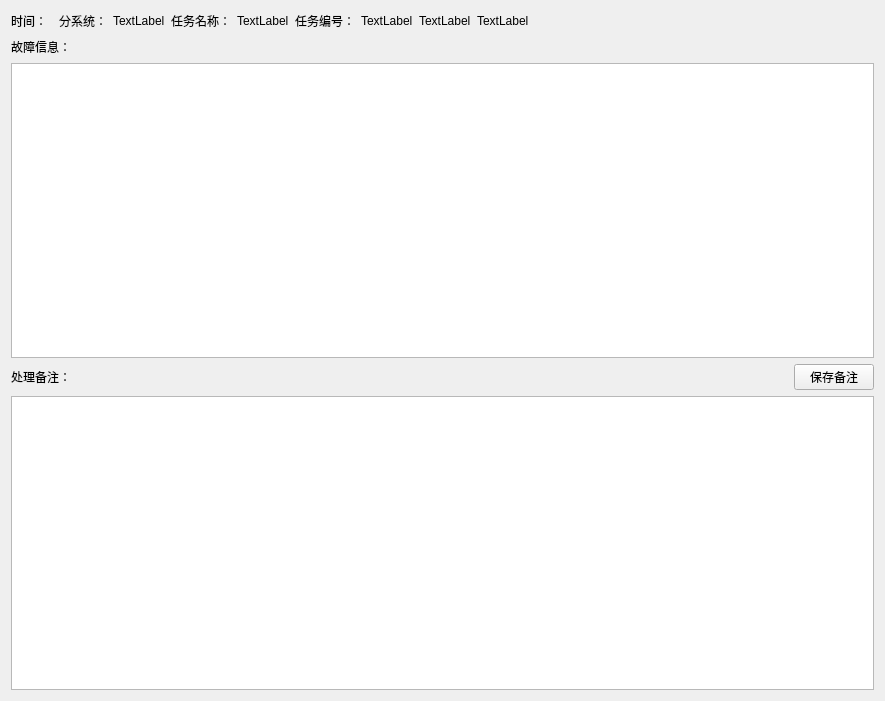
The window that MDS_DevelopWork/src/UserPlugins/ReportTablePlugin/ViewDetailDialog.ui (fucked777/znsd) describes before a commit, drawn with Qt 5.
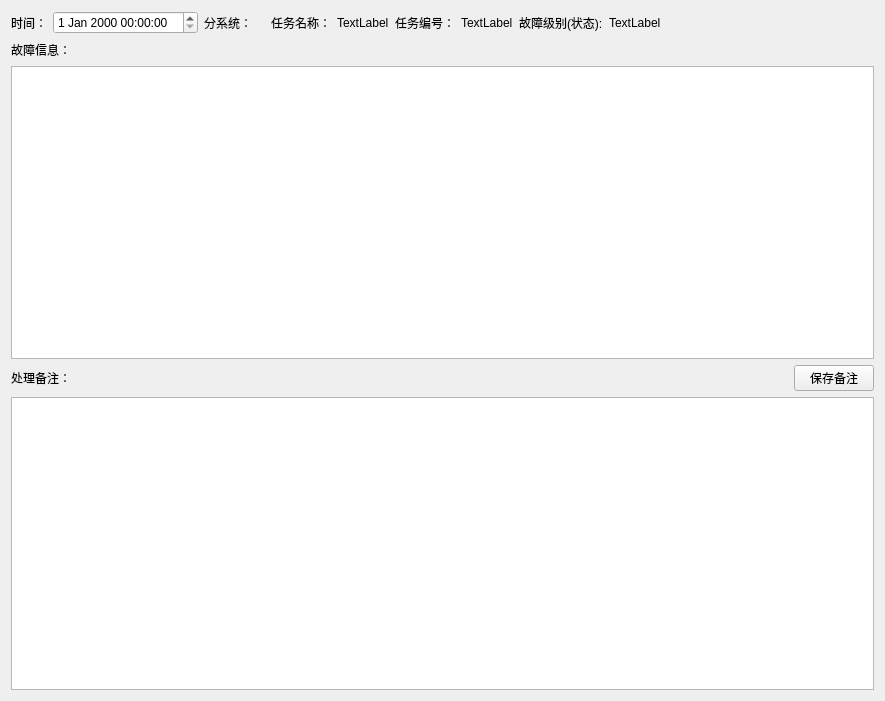
The same window after the commit.

What changed in the file:
```diff
--- a/MDS_DevelopWork/src/UserPlugins/ReportTablePlugin/ViewDetailDialog.ui
+++ b/MDS_DevelopWork/src/UserPlugins/ReportTablePlugin/ViewDetailDialog.ui
@@ -24,7 +24,7 @@
       </widget>
      </item>
      <item>
-      <widget class="QWidget" name="widget_2" native="true"/>
+      <widget class="QDateTimeEdit" name="dateTimeEdit"/>
      </item>
      <item>
       <widget class="QLabel" name="label_2">
@@ -36,7 +36,7 @@
      <item>
       <widget class="QLabel" name="label_3">
        <property name="text">
-        <string>TextLabel</string>
+        <string/>
        </property>
       </widget>
      </item>
@@ -71,7 +71,7 @@
      <item>
       <widget class="QLabel" name="label_8">
        <property name="text">
-        <string>TextLabel</string>
+        <string>故障级别(状态):</string>
        </property>
       </widget>
      </item>
```
Left out of the diff: 12 changed lines with no effect on the pictures.
